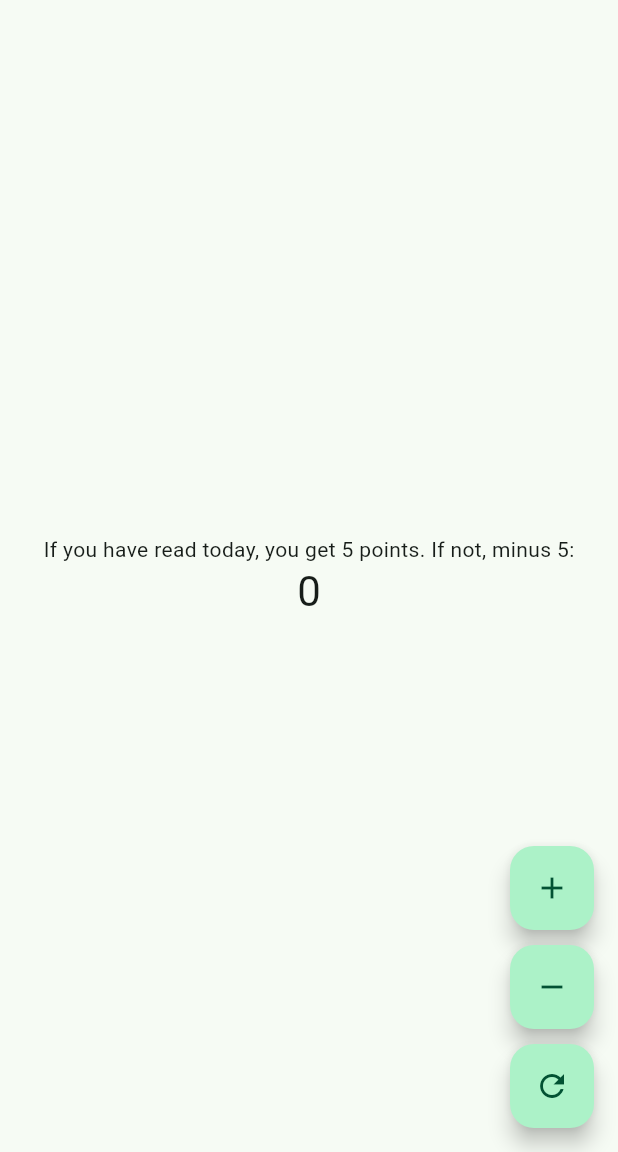
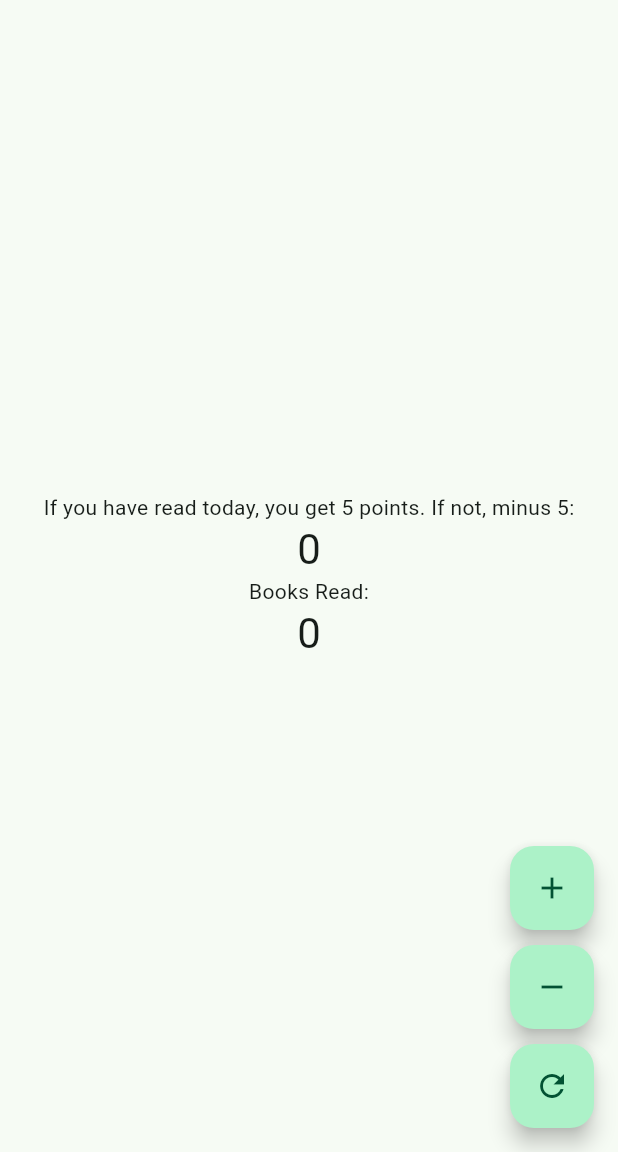
Before and after one commit to sp-mujuni/revision_counter, a Flutter app: the screen it shows after launch, after a tap on the "add" icon, after a tap on the "refresh" icon, on a phone screen of 412 x 824 dp, the part 84-1236 px from its top. Run offline on Flutter 3.47's test engine with Material 3 defaults, Android fonts, the phone set to English and light mode, and no system bars.

Commit message:
Update counter logic and add booksRead variable

```diff
--- a/lib/main.dart
+++ b/lib/main.dart
@@ -57,6 +57,7 @@ class MyHomePage extends StatefulWidget {
 
 class _MyHomePageState extends State<MyHomePage> {
   int _counter = 0;
+  int booksRead = 0;
 
   void _incrementCounter() {
     setState(() {
@@ -66,6 +67,7 @@ class _MyHomePageState extends State<MyHomePage> {
       // _counter without calling setState(), then the build method would not be
       // called again, and so nothing would appear to happen.
       _counter = _counter + 5;
+      booksRead++;
     });
   }
 
@@ -119,6 +121,13 @@ class _MyHomePageState extends State<MyHomePage> {
               '$_counter',
               style: Theme.of(context).textTheme.headlineMedium,
             ),
+            const Text(
+              'Books Read:',
+            ),
+            Text(
+              '$booksRead',
+              style: Theme.of(context).textTheme.headlineMedium,
+            ),
           ],
         ),
       ),
@@ -141,6 +150,7 @@ class _MyHomePageState extends State<MyHomePage> {
         onPressed: () {
           setState(() {
             _counter = 0;
+            booksRead = 0;
           });
         },
         tooltip: 'Reset',
```
